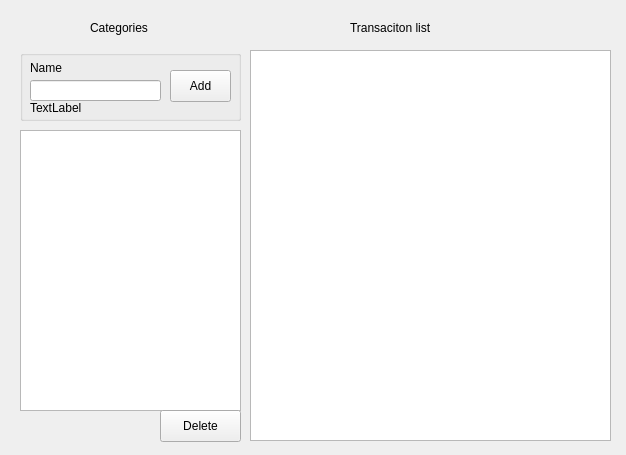
Above: ui/transactions_widget.ui from fishija/fcontrol-personal-finance before the change. Below: the same form after it.
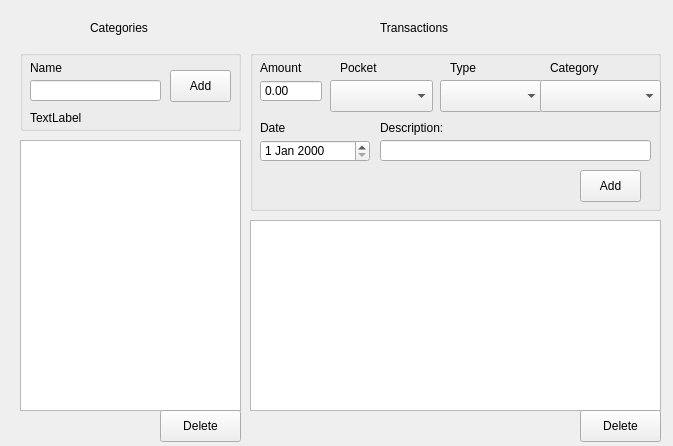
That is the form after the change.

Commit message: Add transaction management elements to UI

The edit to the form file:
```diff
--- a/ui/transactions_widget.ui
+++ b/ui/transactions_widget.ui
@@ -6,8 +6,8 @@
    <rect>
     <x>0</x>
     <y>0</y>
-    <width>626</width>
-    <height>455</height>
+    <width>673</width>
+    <height>446</height>
    </rect>
   </property>
   <property name="windowTitle">
@@ -17,9 +17,9 @@
    <property name="geometry">
     <rect>
      <x>250</x>
-     <y>50</y>
-     <width>361</width>
-     <height>391</height>
+     <y>220</y>
+     <width>411</width>
+     <height>191</height>
     </rect>
    </property>
   </widget>
@@ -29,7 +29,7 @@
      <x>20</x>
      <y>50</y>
      <width>221</width>
-     <height>71</height>
+     <height>81</height>
     </rect>
    </property>
    <property name="title">
@@ -75,7 +75,7 @@
     <property name="geometry">
      <rect>
       <x>10</x>
-      <y>50</y>
+      <y>60</y>
       <width>191</width>
       <height>16</height>
      </rect>
@@ -88,14 +88,14 @@
   <widget class="QLabel" name="label">
    <property name="geometry">
     <rect>
-     <x>350</x>
+     <x>380</x>
      <y>20</y>
-     <width>131</width>
+     <width>101</width>
      <height>16</height>
     </rect>
    </property>
    <property name="text">
-    <string>Transaciton list</string>
+    <string>Transactions</string>
    </property>
   </widget>
   <widget class="QLabel" name="label_2">
@@ -115,9 +115,9 @@
    <property name="geometry">
     <rect>
      <x>20</x>
-     <y>130</y>
+     <y>140</y>
      <width>221</width>
-     <height>281</height>
+     <height>271</height>
     </rect>
    </property>
   </widget>
@@ -134,6 +134,186 @@
     <string>Delete</string>
    </property>
   </widget>
+  <widget class="QGroupBox" name="groupBox_2">
+   <property name="geometry">
+    <rect>
+     <x>250</x>
+     <y>50</y>
+     <width>411</width>
+     <height>161</height>
+    </rect>
+   </property>
+   <property name="title">
+    <string/>
+   </property>
+   <widget class="QDoubleSpinBox" name="transactionAmountInput">
+    <property name="geometry">
+     <rect>
+      <x>10</x>
+      <y>30</y>
+      <width>62</width>
+      <height>22</height>
+     </rect>
+    </property>
+    <property name="buttonSymbols">
+     <enum>QAbstractSpinBox::ButtonSymbols::NoButtons</enum>
+    </property>
+   </widget>
+   <widget class="QLabel" name="label_4">
+    <property name="geometry">
+     <rect>
+      <x>10</x>
+      <y>10</y>
+      <width>58</width>
+      <height>16</height>
+     </rect>
+    </property>
+    <property name="text">
+     <string>Amount</string>
+    </property>
+   </widget>
+   <widget class="QLabel" name="label_5">
+    <property name="geometry">
+     <rect>
+      <x>90</x>
+      <y>10</y>
+      <width>58</width>
+      <height>16</height>
+     </rect>
+    </property>
+    <property name="text">
+     <string>Pocket</string>
+    </property>
+   </widget>
+   <widget class="QComboBox" name="transactionPocketSelect">
+    <property name="geometry">
+     <rect>
+      <x>80</x>
+      <y>30</y>
+      <width>103</width>
+      <height>32</height>
+     </rect>
+    </property>
+   </widget>
+   <widget class="QComboBox" name="transactionTypeSelect">
+    <property name="geometry">
+     <rect>
+      <x>190</x>
+      <y>30</y>
+      <width>103</width>
+      <height>32</height>
+     </rect>
+    </property>
+   </widget>
+   <widget class="QLabel" name="label_6">
+    <property name="geometry">
+     <rect>
+      <x>200</x>
+      <y>10</y>
+      <width>58</width>
+      <height>16</height>
+     </rect>
+    </property>
+    <property name="text">
+     <string>Type</string>
+    </property>
+   </widget>
+   <widget class="QDateEdit" name="transactionDateInput">
+    <property name="geometry">
+     <rect>
+      <x>10</x>
+      <y>90</y>
+      <width>110</width>
+      <height>22</height>
+     </rect>
+    </property>
+   </widget>
+   <widget class="QLabel" name="label_7">
+    <property name="geometry">
+     <rect>
+      <x>10</x>
+      <y>70</y>
+      <width>58</width>
+      <height>16</height>
+     </rect>
+    </property>
+    <property name="text">
+     <string>Date</string>
+    </property>
+   </widget>
+   <widget class="QLabel" name="label_8">
+    <property name="geometry">
+     <rect>
+      <x>300</x>
+      <y>10</y>
+      <width>58</width>
+      <height>16</height>
+     </rect>
+    </property>
+    <property name="text">
+     <string>Category</string>
+    </property>
+   </widget>
+   <widget class="QComboBox" name="transactionCategorySelect">
+    <property name="geometry">
+     <rect>
+      <x>290</x>
+      <y>30</y>
+      <width>121</width>
+      <height>32</height>
+     </rect>
+    </property>
+   </widget>
+   <widget class="QLabel" name="label_9">
+    <property name="geometry">
+     <rect>
+      <x>130</x>
+      <y>70</y>
+      <width>81</width>
+      <height>16</height>
+     </rect>
+    </property>
+    <property name="text">
+     <string>Description:</string>
+    </property>
+   </widget>
+   <widget class="QLineEdit" name="transactionDescriptionInput">
+    <property name="geometry">
+     <rect>
+      <x>130</x>
+      <y>90</y>
+      <width>271</width>
+      <height>21</height>
+     </rect>
+    </property>
+   </widget>
+   <widget class="QPushButton" name="addTransactionButton">
+    <property name="geometry">
+     <rect>
+      <x>330</x>
+      <y>120</y>
+      <width>61</width>
+      <height>32</height>
+     </rect>
+    </property>
+    <property name="text">
+     <string>Add</string>
+    </property>
+   </widget>
+  </widget>
+  <widget class="QPushButton" name="deleteTransactionButton">
+   <property name="geometry">
+    <rect>
+     <x>580</x>
+     <y>410</y>
+     <width>81</width>
+     <height>32</height>
+    </rect>
+   </property>
+   <property name="text">
+    <string>Delete</string>
+   </property>
+  </widget>
  </widget>
  <resources/>
  <connections/>
```
Left out of the diff: 6 changed lines with no effect on the pictures. The commit also changes 1 other file.
